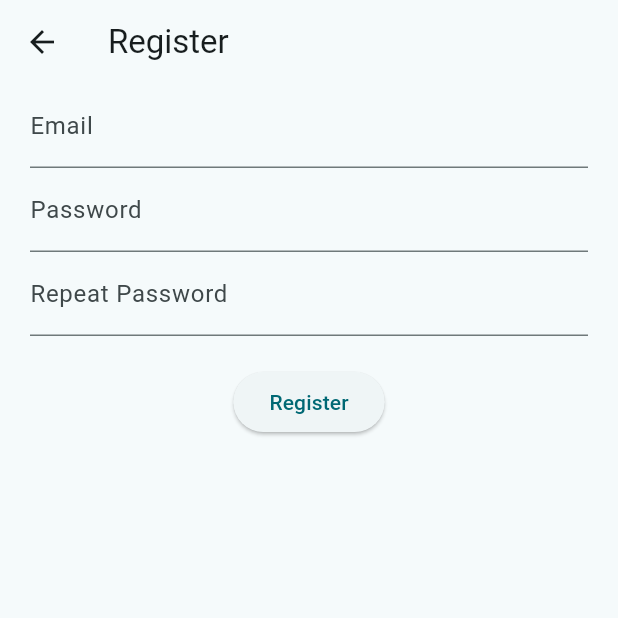
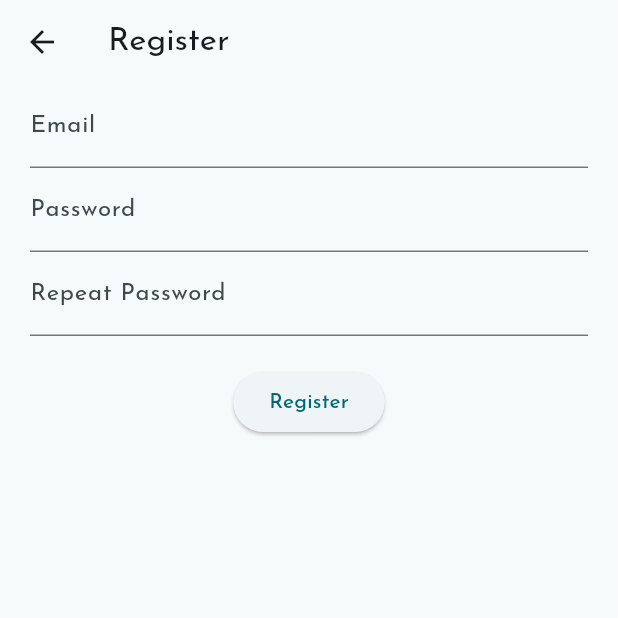
Before and after one commit to andrejdaskalov/twenty-four, a Flutter app: the MainScreen screen opened by its route, after a tap on the "thumb up" icon, after a tap on the "account circle" icon, after a tap on "Not registered? Register here.", on a phone screen of 412 x 824 dp, the top half of it. Run offline on Flutter 3.47's test engine with Material 3 defaults, Android fonts, the phone set to English and light mode, and no system bars; our stand-ins replace bloc, cloud_firestore, firebase_auth, firebase_core, firebase_storage, flutter_bloc and 6 more; missing offline and left inert: better_open_file, camerawesome; accounts and stored records are empty.

Commit message:
added font josefin sans

```diff
--- a/lib/main.dart
+++ b/lib/main.dart
@@ -7,8 +7,9 @@ import 'package:twenty_four/repository/topic_repository.dart';
 import 'package:twenty_four/screens/LoginView.dart';
 import 'package:twenty_four/screens/RegisterView.dart';
 import 'package:twenty_four/screens/main/main_screen.dart';
+import 'firebase_options.dart';
+import 'package:google_fonts/google_fonts.dart';
 
-import 'firebase_options.dart';
 
 Future<void> main() async {
   WidgetsFlutterBinding.ensureInitialized();
@@ -34,6 +35,7 @@ class MyApp extends StatelessWidget {
       title: 'TwentyFour',
       theme: ThemeData(
         colorScheme: ColorScheme.fromSeed(seedColor: color ?? Colors.blueGrey),
+        textTheme: GoogleFonts.josefinSansTextTheme(),
         useMaterial3: true,
       ),
       routerConfig: GoRouter(routes: [
--- a/lib/screens/main/main_screen.dart
+++ b/lib/screens/main/main_screen.dart
@@ -37,7 +37,7 @@ class MainScreen extends StatelessWidget {
           builder: (BuildContext context) {
         return Scaffold(
           appBar: AppBar(
-            title: const Text("TwentyFour"),
+            title: const Text("TwentyFour", style: TextStyle(fontWeight: FontWeight.bold),),
             actions: [
               IconButton(
                 onPressed: () {
--- a/pubspec.yaml
+++ b/pubspec.yaml
@@ -47,6 +47,7 @@ dependencies:
   better_open_file: ^3.6.5
   geolocator: ^10.1.1
   geocoding: ^2.1.1
+  google_fonts: ^6.1.0
 
 dev_dependencies:
   injectable_generator:
```
Also changed, not shown: pubspec.lock.
